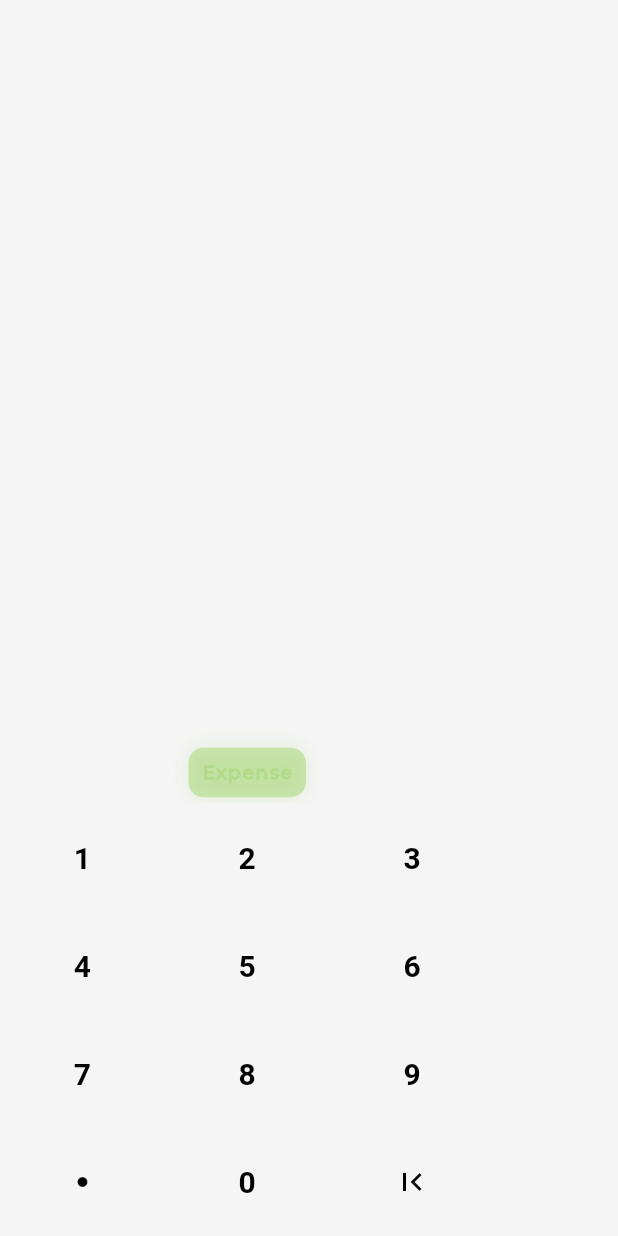
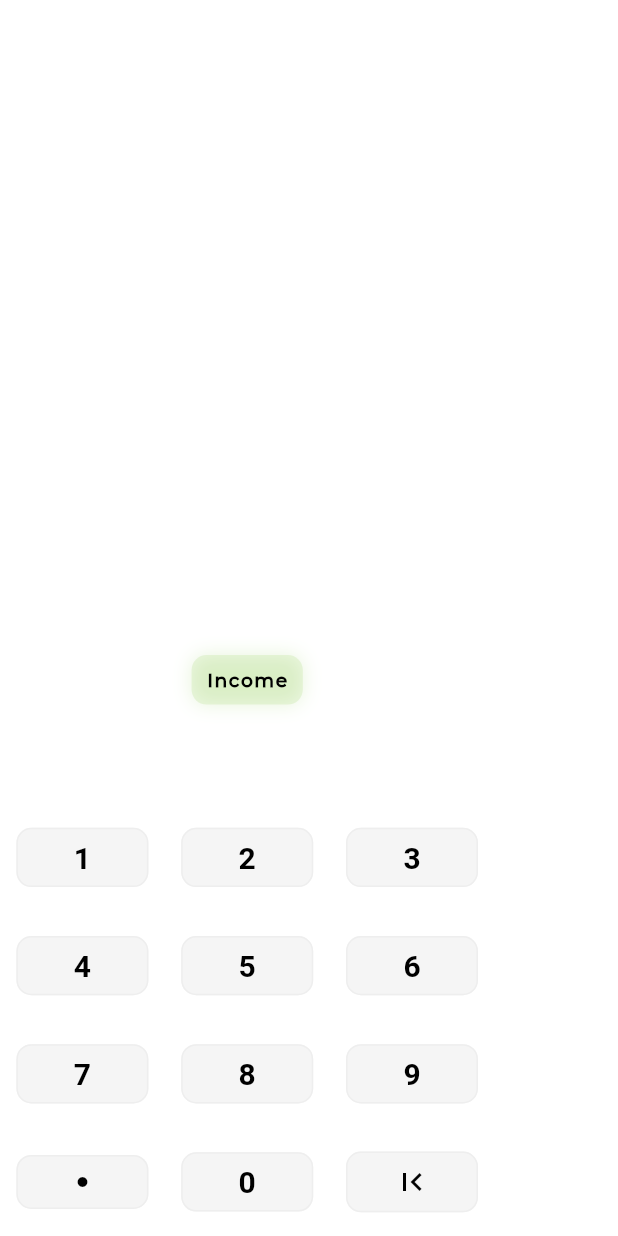
Before and after one commit to muhnee/muhnee_app, a Flutter app: the ExpensePageSingleFile screen opened directly, on a phone screen of 412 x 824 dp. Run offline on Flutter 3.47's test engine with Material 2 defaults, Android fonts, the phone set to English and light mode, and no system bars; our stand-ins replace cloud_firestore, firebase_auth, flutter_spinkit, google_fonts, google_sign_in; accounts and stored records are empty.

Commit message:
keyboard pretty

```diff
--- a/lib/pages/Home/ExpensePageSingleFile.dart
+++ b/lib/pages/Home/ExpensePageSingleFile.dart
@@ -3,7 +3,7 @@ import 'package:muhnee/utilities/SizeConfig.dart';
 import 'package:google_fonts/google_fonts.dart';
 
 Color componentColor = Colors.black;
-Color pageColor = Colors.grey[100];
+Color pageColor = Colors.white;
 
 var amount = "";
 
@@ -31,7 +31,7 @@ class _ExpensePageSingleFileState extends State<ExpensePageSingleFile> {
                   fontWeight: FontWeight.w600,
                   color: componentColor,
                 )),
-            SelectorButtons(),
+            InteractionPane(),
             CustomKeyboard(),
           ],
         ),
@@ -77,13 +77,16 @@ class _ExpensePageSingleFileState extends State<ExpensePageSingleFile> {
                 children: <Widget>[
                   RaisedButton(
                     shape: RoundedRectangleBorder(
-                      borderRadius: new BorderRadius.circular(50.0),
-                      // side: BorderSide(color: pageColor)
-                    ),
-                    color: pageColor,
+                        borderRadius: new BorderRadius.circular(10.0),
+                        side: BorderSide(color: Colors.grey[200])),
+                    color: Colors.grey[100],
                     elevation: 0,
+                    child: Padding(
+                      padding: EdgeInsets.symmetric(
+                          vertical: SizeConfig.blockSizeVertical * 1),
                       child: Icon(Icons.brightness_1,
                           size: 8, color: componentColor),
+                    ),
                     onPressed: () {
                       setState(() {
                         amount += ".";
@@ -93,12 +96,15 @@ class _ExpensePageSingleFileState extends State<ExpensePageSingleFile> {
                   KeyboardCell("0"),
                   RaisedButton(
                     shape: RoundedRectangleBorder(
-                      borderRadius: new BorderRadius.circular(50.0),
-                      // side: BorderSide(color: pageColor)
+                        borderRadius: new BorderRadius.circular(10.0),
+                        side: BorderSide(color: Colors.grey[200])),
+                    color: Colors.grey[100],
+                    elevation: 0,
+                    child: Padding(
+                      padding: EdgeInsets.symmetric(
+                          vertical: SizeConfig.blockSizeVertical * 1),
+                      child: Icon(Icons.first_page, color: componentColor),
                     ),
-                    color: pageColor,
-                    elevation: 0,
-                    child: Icon(Icons.first_page, color: componentColor),
                     onPressed: () {
                       print("delete char");
                       setState(() {
@@ -116,11 +122,13 @@ class _ExpensePageSingleFileState extends State<ExpensePageSingleFile> {
   Widget KeyboardCell(cellValue) {
     return RaisedButton(
       shape: RoundedRectangleBorder(
-        borderRadius: new BorderRadius.circular(50.0),
-        // side: BorderSide(color: pageColor)
-      ),
-      color: pageColor,
+          borderRadius: new BorderRadius.circular(10.0),
+          side: BorderSide(color: Colors.grey[200])),
+      color: Colors.grey[100],
       elevation: 0,
+      child: Padding(
+        padding:
+            EdgeInsets.symmetric(vertical: SizeConfig.blockSizeVertical * 1),
         child: Text(
           cellValue,
           textAlign: TextAlign.center,
@@ -132,6 +140,7 @@ class _ExpensePageSingleFileState extends State<ExpensePageSingleFile> {
             ),
           ),
         ),
+      ),
       onPressed: () {
         setState(() {
           amount += cellValue;
@@ -140,45 +149,29 @@ class _ExpensePageSingleFileState extends State<ExpensePageSingleFile> {
     );
   }
 
-  Widget SelectorButtons() {
+  Widget InteractionPane() {
     var btn1 = {
-      "startText": "Expense",
-      "width": 19,
-      "startTextColor": Color(0xffa2d56f),
-      "startCellColor": Color(0xffa2d56f).withOpacity(0.5),
+      "startText": "Income",
+      "width": 18,
+      "startTextColor": Colors.black,
+      "startCellColor": Color(0xffa2d56f).withOpacity(0.2),
       "endText": "Income",
-      "endTextColor": Color(0xfff990bf),
+      "endTextColor": Colors.black,
       "endCellColor": Color(0xfffddaea),
-    };
-
-    var btn2 = {
-      "startText": "Taxable",
-      "width": 25,
-      "startTextColor": Color(0xffa2d56f),
-      "startCellColor": Color(0xffa2d56f).withOpacity(0.5),
-      "endText": "Taxable",
-      "endTextColor": Color(0xfff990bf),
-      "endCellColor": Color(0xfffddaea),
-    };
-
-    var btn3 = {
-      "startText": "Upload",
-      "width": 19,
-      "startTextColor": Color(0xffd4455b),
-      "startCellColor": Color(0xfff6d9dd),
-      "endText": "Upload",
-      "endTextColor": Color(0xff4a5999),
-      "endCellColor": Color(0xffd9dcea),
     };
 
     return SizedBox(
         width: SizeConfig.blockSizeHorizontal * 80,
-        height: SizeConfig.blockSizeVertical * 5,
+        height: SizeConfig.blockSizeVertical * 20,
         child: Container(
           color: Colors.transparent,
           child: Column(
             mainAxisAlignment: MainAxisAlignment.spaceAround,
             children: <Widget>[
+              // ROW FOR CATEGORY OPTIONS
+
+              // ROW FOR BUTTONS
+
               Row(
                 mainAxisAlignment: MainAxisAlignment.spaceEvenly,
                 children: <Widget>[
@@ -208,14 +201,15 @@ class SelectorButtonSingle extends StatefulWidget {
   var endTextColor;
   var endCellColor;
 
-  SelectorButtonSingle(
-      {@required this.startText,
+  SelectorButtonSingle({
+    @required this.startText,
     @required this.width,
     @required this.startTextColor,
     @required this.startCellColor,
     @required this.endText,
     @required this.endTextColor,
-      @required this.endCellColor});
+    @required this.endCellColor,
+  });
 
   @override
   _SelectorButtonSingleState createState() => _SelectorButtonSingleState();
@@ -224,10 +218,6 @@ class SelectorButtonSingle extends StatefulWidget {
 class _SelectorButtonSingleState extends State<SelectorButtonSingle> {
   @override
   Widget build(BuildContext context) {
-    var stateText = widget.startText;
-    Color stateCellColor = widget.startCellColor;
-    Color stateTextColor = widget.startCellColor;
-
     return SizedBox(
       width: SizeConfig.blockSizeHorizontal * widget.width,
       height: SizeConfig.blockSizeVertical * 4,
@@ -236,30 +226,32 @@ class _SelectorButtonSingleState extends State<SelectorButtonSingle> {
           borderRadius: BorderRadius.circular(10.0),
           boxShadow: [
             BoxShadow(
-              color: stateTextColor.withOpacity(0.25),
+              color: widget.startCellColor.withOpacity(0.25),
               blurRadius: 10.0,
             )
           ],
         ),
         child: Material(
-          color: stateCellColor,
+          color: widget.startCellColor,
           borderRadius: BorderRadius.circular(10.0),
           child: InkWell(
             borderRadius: BorderRadius.circular(10.0),
             child: Center(
               child: Text(
-                stateText,
+                widget.startText,
                 style: TextStyle(
-                    color: stateTextColor,
+                    color: widget.startTextColor,
                     letterSpacing: 1,
                     fontSize: 12.5,
                     fontWeight: FontWeight.bold),
               ),
             ),
             onTap: () {
-              // if (stateCellColor == widget.startCellColor ) {
-
-              // }
+              setState(() {
+                widget.startText = widget.endText;
+                widget.startTextColor = widget.endTextColor;
+                widget.startCellColor = widget.endCellColor;
+              });
             },
           ),
         ),
```
Lines whose indentation alone changed are shown as unchanged.
